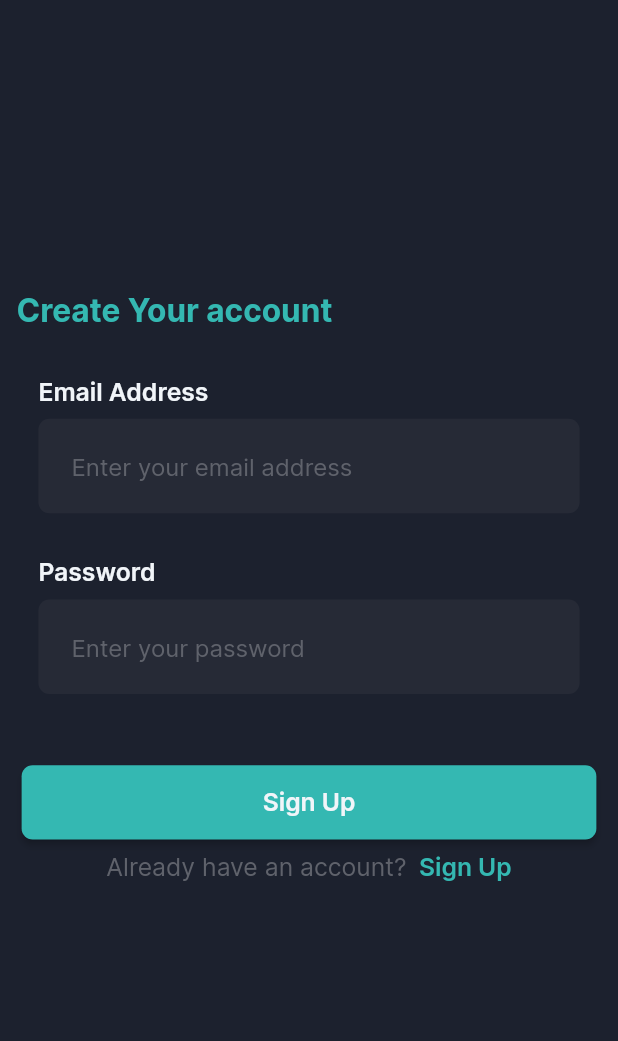
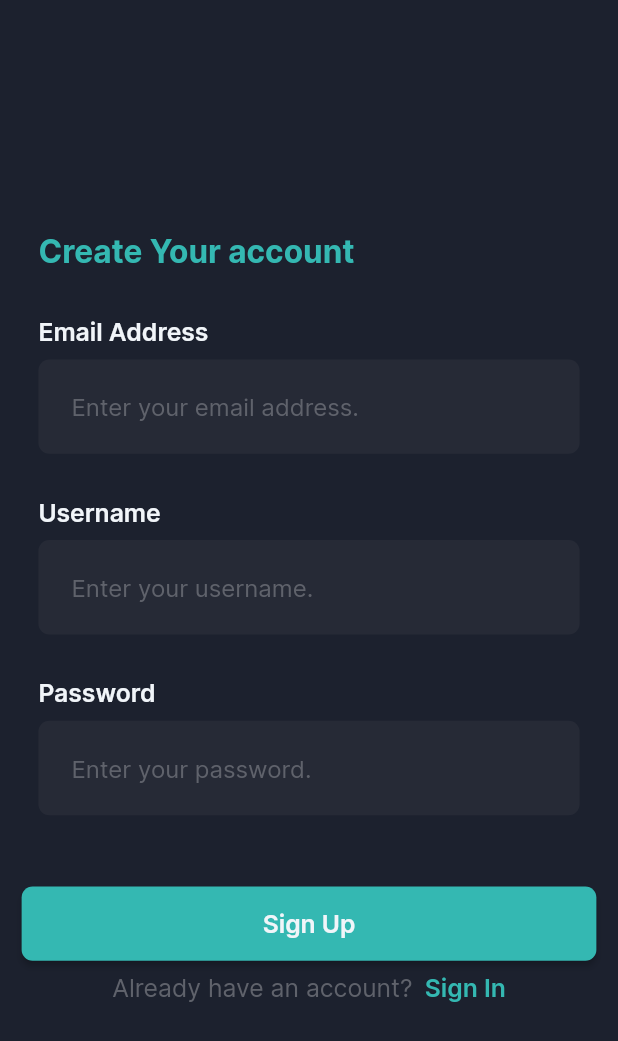
Before and after one commit to thisisamank/conduit, a Flutter app: the screen it shows after launch, after a tap on "Sign Up", on a phone screen of 412 x 824 dp. Shown: the top 1041 px of the screen. Run offline on Flutter 3.47's test engine with Material 2 defaults, Android fonts, the phone set to English and light mode, and no system bars; our stand-ins replace dio, flutter_secure_storage, fpdart, freezed_annotation, get_it, go_router and 1 more; accounts and stored records are empty.

Commit message:
feat: sign up screen added

```diff
--- a/lib/constants/app_strings.dart
+++ b/lib/constants/app_strings.dart
@@ -11,11 +11,14 @@ class AppStrings {
       "Send timeout in connection with API server";
   static const String createYourAccount = "Create Your account";
   static const String emailAddress = "Email Address";
-  static const String enterYourEmailAddress = 'Enter your email address';
+  static const String enterYourEmailAddress = 'Enter your email address.';
+  static const String enterYourUsername = 'Enter your username.';
+  static const String wantToCreateANewAccount = 'Want to create a new account?';
   static const String password = 'Password';
+  static const String username = 'Username';
   static const String signUp = 'Sign Up';
   static const String signIn = 'Sign In';
-  static const String enterYourPassword = 'Enter your password';
+  static const String enterYourPassword = 'Enter your password.';
   static const String alreadyHaveAnAccount = 'Already have an account?';
   static const String connectionFailedInternetUnavailable =
       "Connection to API server failed due to internet connection";
--- a/lib/routes/routes.dart
+++ b/lib/routes/routes.dart
@@ -1,5 +1,6 @@
 import 'package:conduit/routes/route_names.dart';
 import 'package:conduit/view/auth/login_screen.dart';
+import 'package:conduit/view/auth/sign_up_screen.dart';
 import 'package:conduit/view/onboarding/splash_screen.dart';
 import 'package:flutter/cupertino.dart';
 import 'package:go_router/go_router.dart';
@@ -8,7 +9,8 @@ final appRouter = GoRouter(routes: appRoutes);
 
 final appRoutes = <GoRoute>[
   _generateGoRoute(AppRouteNames.splashScreen, const SplashScreen()),
-  _generateGoRoute(AppRouteNames.loginScreen, SignInScreen())
+  _generateGoRoute(AppRouteNames.loginScreen, SignInScreen()),
+  _generateGoRoute(AppRouteNames.signUpScreen, SignUpScreen()),
 ];
 
 GoRoute _generateGoRoute(
--- a/lib/view/auth/login_screen.dart
+++ b/lib/view/auth/login_screen.dart
@@ -1,10 +1,12 @@
 import 'package:conduit/constants/app_colors.dart';
 import 'package:conduit/constants/app_strings.dart';
+import 'package:conduit/routes/route_names.dart';
 import 'package:conduit/themes/app_dimensions.dart';
 import 'package:conduit/themes/text_styles.dart';
 import 'package:conduit/widgets/buttons.dart';
 import 'package:conduit/widgets/text_field.dart';
 import 'package:flutter/material.dart';
+import 'package:go_router/go_router.dart';
 import 'package:hooks_riverpod/hooks_riverpod.dart';
 
 class SignInScreen extends ConsumerWidget {
@@ -16,11 +18,11 @@ class SignInScreen extends ConsumerWidget {
   Widget build(BuildContext context, WidgetRef ref) {
     return Scaffold(
       backgroundColor: AppColors.dark800,
-      body: _buildBody(),
+      body: _buildBody(context),
     );
   }
 
-  Widget _buildBody() {
+  Widget _buildBody(BuildContext context) {
     return SafeArea(
       child: Padding(
         padding: EdgeInsets.all(mediumValue),
@@ -28,10 +30,13 @@ class SignInScreen extends ConsumerWidget {
           crossAxisAlignment: CrossAxisAlignment.start,
           mainAxisAlignment: MainAxisAlignment.center,
           children: [
-            Text(
-              AppStrings.createYourAccount,
-              style: AppTextStyles.h5.copyWith(
-                color: AppColors.primaryColor,
+            Padding(
+              padding: EdgeInsets.symmetric(horizontal: largeValue),
+              child: Text(
+                AppStrings.signIn,
+                style: AppTextStyles.h5.copyWith(
+                  color: AppColors.primaryColor,
+                ),
               ),
             ),
             vSizedBox4,
@@ -54,7 +59,7 @@ class SignInScreen extends ConsumerWidget {
             vSizedBox8,
             Center(
               child: AppButton(
-                buttonText: AppStrings.signUp,
+                buttonText: AppStrings.signIn,
                 onPressed: () {},
               ),
             ),
@@ -63,16 +68,19 @@ class SignInScreen extends ConsumerWidget {
               mainAxisAlignment: MainAxisAlignment.center,
               children: [
                 Text(
-                  AppStrings.alreadyHaveAnAccount,
+                  AppStrings.wantToCreateANewAccount,
                   style: AppTextStyles.p3.copyWith(
                     color: AppColors.dark50,
                   ),
                 ),
                 hSizedBox2,
-                Text(
-                  AppStrings.signUp,
-                  style: AppTextStyles.p3Bold.copyWith(
-                    color: AppColors.primaryColor,
+                GestureDetector(
+                  onTap: () => context.go(AppRouteNames.signUpScreen),
+                  child: Text(
+                    AppStrings.signUp,
+                    style: AppTextStyles.p3Bold.copyWith(
+                      color: AppColors.primaryColor,
+                    ),
                   ),
                 ),
               ],
--- a/lib/view/auth/sign_up_screen.dart
+++ b/lib/view/auth/sign_up_screen.dart
@@ -0,0 +1,106 @@
+import 'package:conduit/constants/app_colors.dart';
+import 'package:conduit/constants/app_strings.dart';
+import 'package:conduit/routes/route_names.dart';
+import 'package:conduit/themes/app_dimensions.dart';
+import 'package:conduit/themes/text_styles.dart';
+import 'package:conduit/widgets/buttons.dart';
+import 'package:conduit/widgets/text_field.dart';
+import 'package:flutter/material.dart';
+import 'package:go_router/go_router.dart';
+import 'package:hooks_riverpod/hooks_riverpod.dart';
+
+class SignUpScreen extends ConsumerWidget {
+  SignUpScreen({Key? key}) : super(key: key);
+  final TextEditingController _emailController = TextEditingController();
+  final TextEditingController _usernameController = TextEditingController();
+  final TextEditingController _passwordController = TextEditingController();
+
+  @override
+  Widget build(BuildContext context, WidgetRef ref) {
+    return Scaffold(
+      backgroundColor: AppColors.dark800,
+      body: _buildBody(context),
+    );
+  }
+
+  Widget _buildBody(BuildContext context) {
+    return SafeArea(
+      child: Padding(
+        padding: EdgeInsets.all(mediumValue),
+        child: Center(
+          child: SingleChildScrollView(
+            child: Column(
+              crossAxisAlignment: CrossAxisAlignment.start,
+              mainAxisAlignment: MainAxisAlignment.center,
+              children: [
+                Padding(
+                  padding: EdgeInsets.symmetric(horizontal: largeValue),
+                  child: Text(
+                    AppStrings.createYourAccount,
+                    style: AppTextStyles.h5.copyWith(
+                      color: AppColors.primaryColor,
+                    ),
+                  ),
+                ),
+                vSizedBox4,
+                Padding(
+                  padding: EdgeInsets.all(largeValue),
+                  child: LabeledTextField(
+                    hintText: AppStrings.enterYourEmailAddress,
+                    label: AppStrings.emailAddress,
+                    textEditingController: _emailController,
+                  ),
+                ),
+                Padding(
+                  padding: EdgeInsets.all(largeValue),
+                  child: LabeledTextField(
+                    hintText: AppStrings.enterYourUsername,
+                    label: AppStrings.username,
+                    textEditingController: _emailController,
+                  ),
+                ),
+                Padding(
+                  padding: EdgeInsets.all(largeValue),
+                  child: LabeledTextField(
+                    hintText: AppStrings.enterYourPassword,
+                    label: AppStrings.password,
+                    textEditingController: _passwordController,
+                  ),
+                ),
+                vSizedBox8,
+                Center(
+                  child: AppButton(
+                    buttonText: AppStrings.signUp,
+                    onPressed: () {},
+                  ),
+                ),
+                vSizedBox2,
+                Row(
+                  mainAxisAlignment: MainAxisAlignment.center,
+                  children: [
+                    Text(
+                      AppStrings.alreadyHaveAnAccount,
+                      style: AppTextStyles.p3.copyWith(
+                        color: AppColors.dark50,
+                      ),
+                    ),
+                    hSizedBox2,
+                    GestureDetector(
+                      onTap: () => context.go(AppRouteNames.loginScreen),
+                      child: Text(
+                        AppStrings.signIn,
+                        style: AppTextStyles.p3Bold.copyWith(
+                          color: AppColors.primaryColor,
+                        ),
+                      ),
+                    ),
+                  ],
+                ),
+              ],
+            ),
+          ),
+        ),
+      ),
+    );
+  }
+}
```
